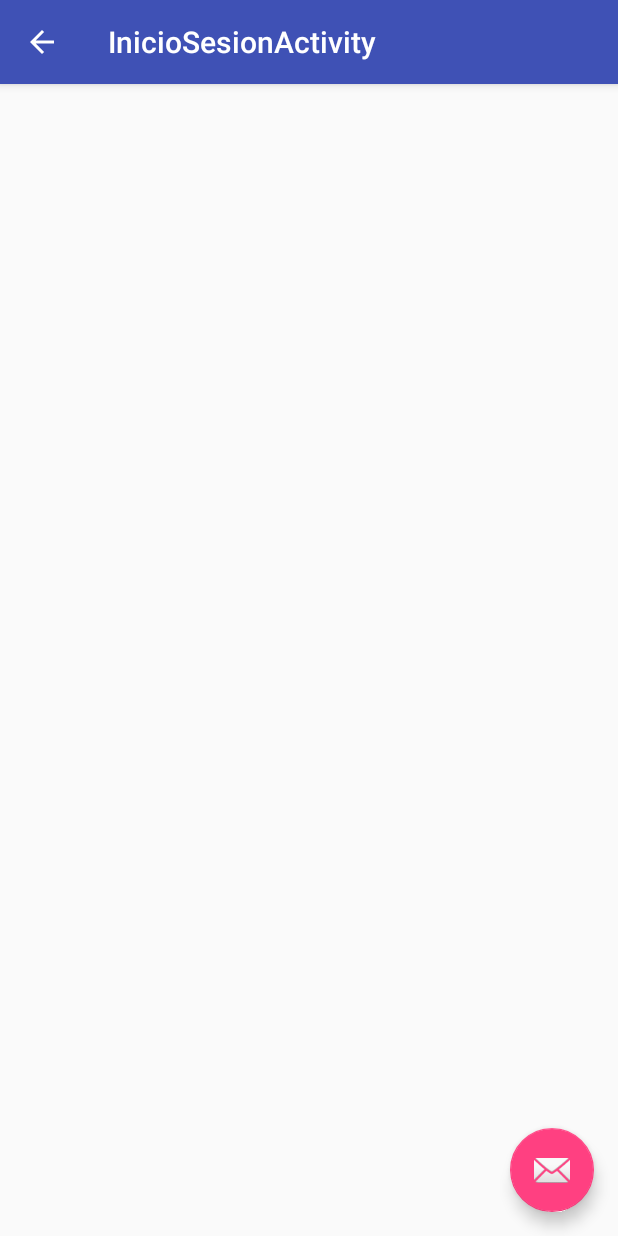
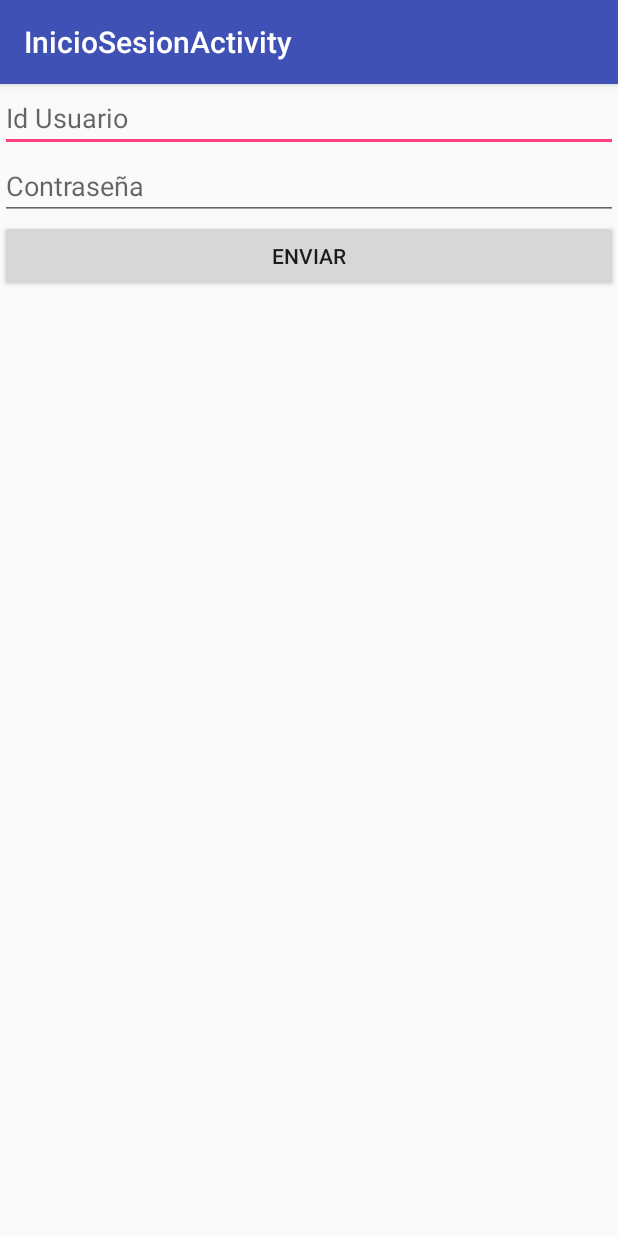
Before and after one commit to juank056/VegAdvisor, an Android app: the screen it shows after launch (InicioSesionActivity), after a tap on "INICIAR SESIÓN", on a phone screen of 412 x 824 dp. Run offline under Robolectric (Android 15) with nearby library versions, the phone set to English and light mode, and no system bars.

Commit message:
Inicio Sesion Activity

```diff
--- a/app/src/main/res/layout/activity_inicio_sesion.xml
+++ b/app/src/main/res/layout/activity_inicio_sesion.xml
@@ -24,12 +24,4 @@
 
     <include layout="@layout/content_inicio_sesion"/>
 
-    <android.support.design.widget.FloatingActionButton
-        android:id="@+id/fab"
-        android:layout_width="wrap_content"
-        android:layout_height="wrap_content"
-        android:layout_gravity="bottom|end"
-        android:layout_margin="@dimen/fab_margin"
-        android:src="@android:drawable/ic_dialog_email"/>
-
 </android.support.design.widget.CoordinatorLayout>
--- a/app/src/main/res/layout/content_inicio_sesion.xml
+++ b/app/src/main/res/layout/content_inicio_sesion.xml
@@ -1,16 +1,31 @@
 <?xml version="1.0" encoding="utf-8"?>
-<RelativeLayout
+<LinearLayout
     xmlns:android="http://schemas.android.com/apk/res/android"
+    xmlns:app="http://schemas.android.com/apk/res-auto"
     xmlns:tools="http://schemas.android.com/tools"
-    xmlns:app="http://schemas.android.com/apk/res-auto"
     android:layout_width="match_parent"
     android:layout_height="match_parent"
-    android:paddingLeft="@dimen/activity_horizontal_margin"
-    android:paddingRight="@dimen/activity_horizontal_margin"
-    android:paddingTop="@dimen/activity_vertical_margin"
-    android:paddingBottom="@dimen/activity_vertical_margin"
+    android:orientation="vertical"
     app:layout_behavior="@string/appbar_scrolling_view_behavior"
-    tools:showIn="@layout/activity_inicio_sesion"
-    tools:context="com.vegadvisor.client.InicioSesionActivity">
+    tools:context="com.vegadvisor.client.InicioSesionActivity"
+    tools:showIn="@layout/activity_inicio_sesion">
 
-</RelativeLayout>
+    <EditText
+        android:id="@+id/userid"
+        android:layout_width="match_parent"
+        android:layout_height="wrap_content"
+        android:hint="@string/id_usuario"/>
+
+    <EditText
+        android:id="@+id/passwd"
+        android:layout_width="match_parent"
+        android:layout_height="wrap_content"
+        android:hint="@string/passwd"/>
+
+    <Button
+        android:id="@+id/b1"
+        android:layout_width="match_parent"
+        android:layout_height="wrap_content"
+        android:text="@string/enviar"/>
+
+</LinearLayout>
--- a/app/src/main/res/values/strings.xml
+++ b/app/src/main/res/values/strings.xml
@@ -9,4 +9,7 @@
     <string name="title_activity_menu_principal">MenuPrincipalActivity</string>
     <string name="error_conexion">Error de Conexión!</string>
     <string name="error_inicio_sesion">Nombre de Usuario o Contraseña inválido</string>
+    <string name="id_usuario">Id Usuario</string>
+    <string name="passwd">Contraseña</string>
+    <string name="enviar">Enviar</string>
 </resources>
--- a/app/src/main/res/values/url.xml
+++ b/app/src/main/res/values/url.xml
@@ -1,7 +1,7 @@
 <?xml version="1.0" encoding="utf-8"?>
 <resources>
     <!--URLs ruta de servicios rest servidor de aplicaciones -->
-    <item name="server_path" type="string">http://192.168.1.34:8080/VegAdvisor_Server/rest</item>
+    <item name="server_path" type="string">http://52.18.255.10/VegAdvisor_Server/rest</item>
     <!--URLs para servicios de usuarios -->
     <item name="user_validateUser" type="string">/user/validateUser</item>
     <item name="user_createUser" type="string">/user/createUser</item>
```
Also changed, not shown: app/src/main/java/com/vegadvisor/client/InicioSesionActivity.java (+82 -12 lines).
